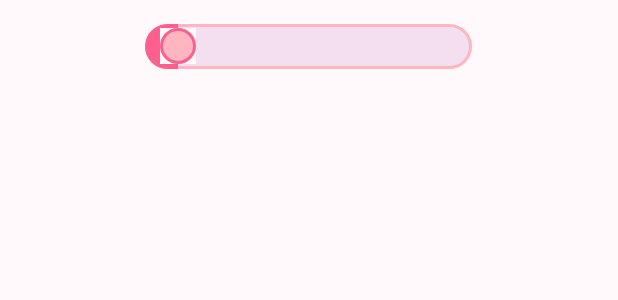
After one commit to Sameetpatro/DrawingApp, an Android app: the layout dialoge_brush_size.xml on its own in the app's theme, with its tools: preview values and no code run, on a phone screen of 412 x 824 dp. The commit adds this screen. Shown: the top 300 px of the screen. Run offline under Robolectric (Android 15) with nearby library versions, the phone set to English and light mode, and no system bars.

Commit message:
brush done

```diff
--- /dev/null
+++ b/app/src/main/res/drawable/seekbar_progress.xml
@@ -0,0 +1,22 @@
+<layer-list xmlns:android="http://schemas.android.com/apk/res/android">
+    <!-- Background track with rounded border -->
+    <item android:id="@android:id/background">
+        <shape android:shape="rectangle">
+            <size android:height="10dp" /> <!-- Same height for both -->
+            <solid android:color="#F3DFF0" />
+            <stroke android:width="2dp" android:color="#FFB6C1" />
+            <corners android:radius="20dp" /> <!-- Rounded border -->
+        </shape>
+    </item>
+
+    <!-- Progress bar with rounded corners -->
+    <item android:id="@android:id/progress">
+        <clip>
+            <shape android:shape="rectangle">
+                <size android:height="4dp" />
+                <solid android:color="#FF5F8F" />
+                <corners android:radius="20dp" />
+            </shape>
+        </clip>
+    </item>
+</layer-list>
--- /dev/null
+++ b/app/src/main/res/drawable/seekbar_thumb.xml
@@ -0,0 +1,6 @@
+<shape xmlns:android="http://schemas.android.com/apk/res/android"
+    android:shape="oval">
+    <size android:width="24dp" android:height="24dp" /> <!-- Slightly bigger -->
+    <solid android:color="#FFB6C1" />
+    <stroke android:width="2dp" android:color="#FF5F8F" />
+</shape>
--- /dev/null
+++ b/app/src/main/res/layout/dialoge_brush_size.xml
@@ -0,0 +1,29 @@
+<LinearLayout
+    xmlns:android="http://schemas.android.com/apk/res/android"
+    android:layout_width="match_parent"
+    android:layout_height="match_parent"
+    android:orientation="vertical"
+    android:gravity="top|center_horizontal"
+    android:padding="16dp"
+    android:background="#FFF9FC">
+
+    <SeekBar
+        android:id="@+id/brush_seekBar"
+        android:layout_width="250dp"
+        android:layout_height="30dp"
+        android:max="100"
+        android:progress="10"
+        android:progressDrawable="@drawable/seekbar_progress"
+        android:thumb="@drawable/seekbar_thumb" />
+
+    <TextView
+        android:id="@+id/brushSize_textview"
+        android:layout_width="wrap_content"
+        android:layout_height="wrap_content"
+        android:text=""
+        android:textSize="18sp"
+        android:textStyle="bold"
+        android:textColor="#FF5F8F"
+        android:layout_marginTop="8dp" />
+
+</LinearLayout>
```
Also changed, not shown: app/src/main/java/com/example/drawingapp/MainActivity.kt (+36 -0 lines), app/src/main/res/layout/activity_main.xml (+16 -1 lines), app/src/main/res/drawable/brush.png (added).
